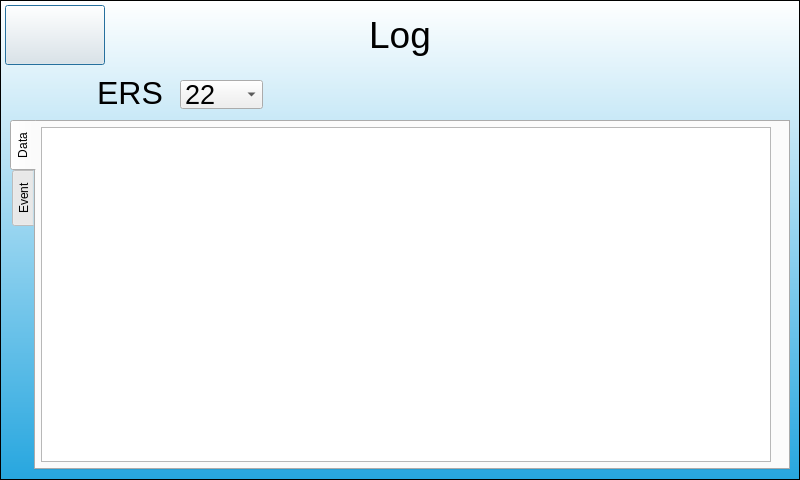
This is logdialog.ui in Keithsys730/ERC_UI_DEMO as Qt 5 draws it before an edit. The edited form follows.
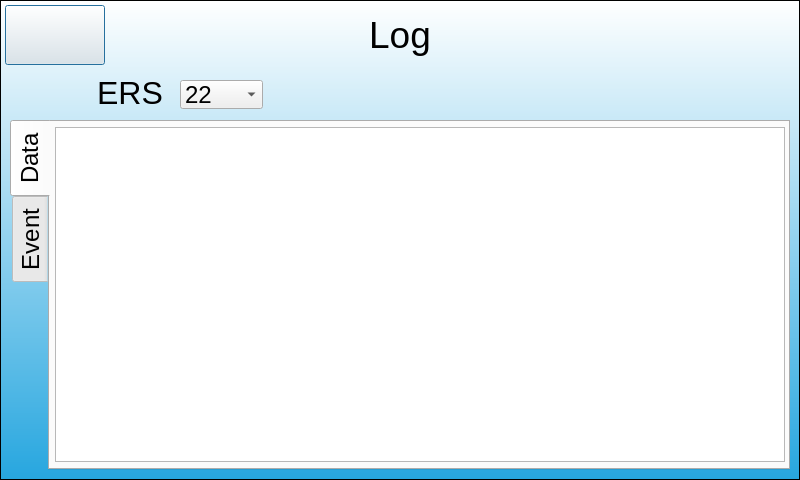
This is the edited form. Icons and pictures are not drawn.

The edit to the form file:
```diff
--- a/logdialog.ui
+++ b/logdialog.ui
@@ -59,6 +59,11 @@
      <height>350</height>
     </rect>
    </property>
+   <property name="font">
+    <font>
+     <pointsize>18</pointsize>
+    </font>
+   </property>
    <property name="styleSheet">
     <string notr="true"/>
    </property>
@@ -131,7 +136,7 @@
    </property>
    <property name="font">
     <font>
-     <pointsize>20</pointsize>
+     <pointsize>18</pointsize>
     </font>
    </property>
    <property name="currentIndex">
```
